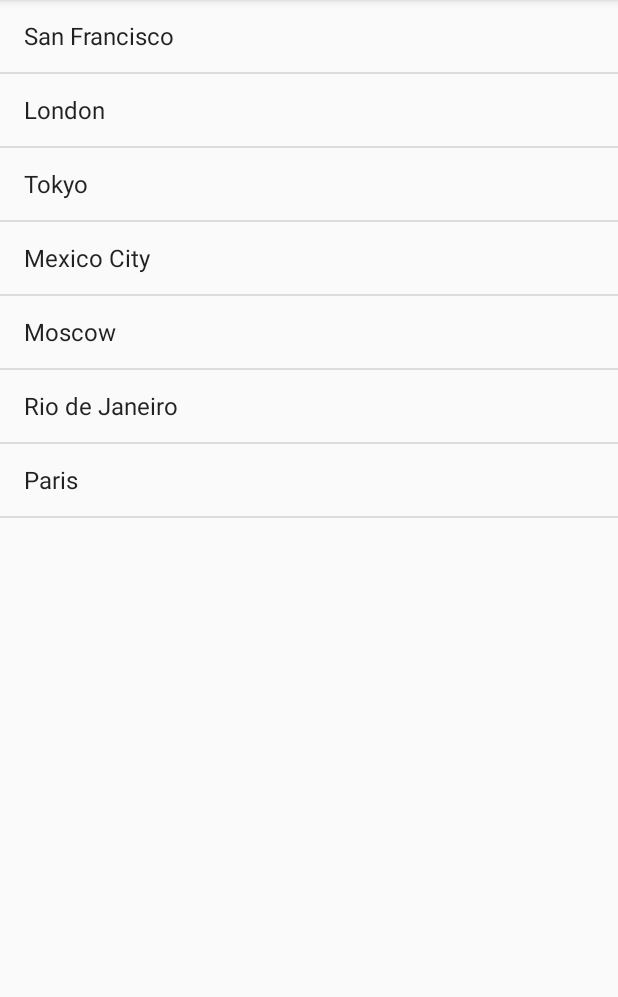
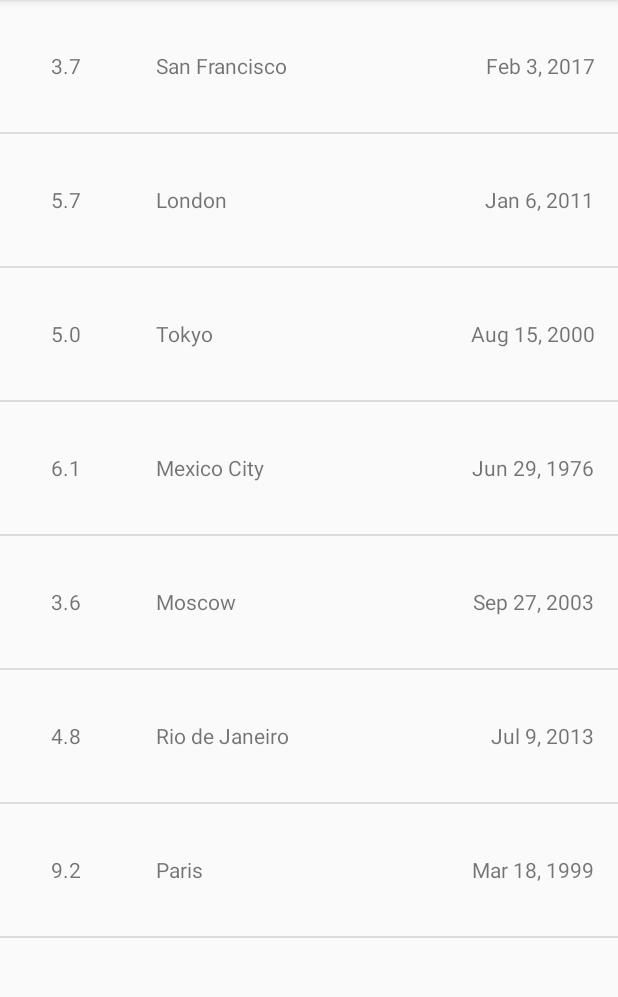
Before and after one commit to samhoffman848/udacity, an Android app: the screen it shows after launch (EarthquakeActivity), on a phone screen of 412 x 824 dp, the part 84-1081 px from its top. Run offline under Robolectric (Android 15) with nearby library versions, the phone set to English and light mode, and no system bars.

Commit message:
custom list adapter

```diff
--- a/QuakeReport/app/src/main/java/com/example/android/quakereport/EarthquakeActivity.java
+++ b/QuakeReport/app/src/main/java/com/example/android/quakereport/EarthquakeActivity.java
@@ -21,6 +21,7 @@ import android.widget.ArrayAdapter;
 import android.widget.ListView;
 
 import java.util.ArrayList;
+import java.util.Arrays;
 
 public class EarthquakeActivity extends AppCompatActivity {
 
@@ -32,21 +33,23 @@ public class EarthquakeActivity extends AppCompatActivity {
         setContentView(R.layout.earthquake_activity);
 
         // Create a fake list of earthquake locations.
-        ArrayList<String> earthquakes = new ArrayList<>();
-        earthquakes.add("San Francisco");
-        earthquakes.add("London");
-        earthquakes.add("Tokyo");
-        earthquakes.add("Mexico City");
-        earthquakes.add("Moscow");
-        earthquakes.add("Rio de Janeiro");
-        earthquakes.add("Paris");
+        ArrayList<QuakeItem> earthquakes = new ArrayList<>(
+                Arrays.asList(
+                        new QuakeItem(3.7, "San Francisco", "Feb 3, 2017"),
+                        new QuakeItem(5.7, "London", "Jan 6, 2011"),
+                        new QuakeItem(5, "Tokyo", "Aug 15, 2000"),
+                        new QuakeItem(6.1, "Mexico City", "Jun 29, 1976"),
+                        new QuakeItem(3.6, "Moscow", "Sep 27, 2003"),
+                        new QuakeItem(4.8, "Rio de Janeiro", "Jul 9, 2013"),
+                        new QuakeItem(9.2, "Paris", "Mar 18, 1999")
+                )
+        );
 
         // Find a reference to the {@link ListView} in the layout
         ListView earthquakeListView = (ListView) findViewById(R.id.list);
 
         // Create a new {@link ArrayAdapter} of earthquakes
-        ArrayAdapter<String> adapter = new ArrayAdapter<String>(
-                this, android.R.layout.simple_list_item_1, earthquakes);
+        QuakeAdapter adapter = new QuakeAdapter(this, earthquakes);
 
         // Set the adapter on the {@link ListView}
         // so the list can be populated in the user interface
--- /dev/null
+++ b/QuakeReport/app/src/main/java/com/example/android/quakereport/QuakeAdapter.java
@@ -0,0 +1,43 @@
+package com.example.android.quakereport;
+
+import android.app.Activity;
+import android.support.annotation.NonNull;
+import android.support.annotation.Nullable;
+import android.view.LayoutInflater;
+import android.view.View;
+import android.view.ViewGroup;
+import android.widget.ArrayAdapter;
+import android.widget.TextView;
+
+import java.util.ArrayList;
+
+public class QuakeAdapter extends ArrayAdapter<QuakeItem>{
+    public QuakeAdapter(Activity context, ArrayList<QuakeItem> quakeItems){
+        super(context, 0, quakeItems);
+    }
+
+    @NonNull
+    @Override
+    public View getView(int position, @Nullable View convertView, @NonNull ViewGroup parent){
+        View listItemView = convertView;
+
+        if(listItemView == null){
+            listItemView = LayoutInflater.from(getContext()).inflate(
+                    R.layout.list_item, parent, false
+            );
+        }
+
+        QuakeItem currentItem = getItem(position);
+
+        TextView magnitudeTextView = (TextView) listItemView.findViewById(R.id.magnitudeView);
+        magnitudeTextView.setText(String.valueOf(currentItem.getMagnitude()));
+
+        TextView locationTextView = (TextView) listItemView.findViewById(R.id.locationView);
+        locationTextView.setText(currentItem.getLocation());
+
+        TextView timeTextView = (TextView) listItemView.findViewById(R.id.timeView);
+        timeTextView.setText(currentItem.getTime());
+
+        return listItemView;
+    }
+}
--- /dev/null
+++ b/QuakeReport/app/src/main/java/com/example/android/quakereport/QuakeItem.java
@@ -0,0 +1,25 @@
+package com.example.android.quakereport;
+
+public class QuakeItem {
+    private double mMag;
+    private String mLocation;
+    private String mTime;
+
+    public QuakeItem(double mag, String location, String time){
+        mMag = mag;
+        mLocation = location;
+        mTime = time;
+    }
+
+    public double getMagnitude(){
+        return mMag;
+    }
+
+    public String getLocation(){
+        return mLocation;
+    }
+
+    public String getTime(){
+        return mTime;
+    }
+}
--- a/QuakeReport/app/src/main/res/layout/list_item.xml
+++ b/QuakeReport/app/src/main/res/layout/list_item.xml
@@ -8,19 +8,27 @@
     <TextView
         android:id="@+id/magnitudeView"
         android:layout_width="@dimen/item_height"
-        android:layout_height="match_parent"/>
+        android:layout_height="match_parent"
+        android:gravity="center"
+        android:padding="@dimen/item_padding"
+        android:text="dummy"/>
 
     <TextView
         android:id="@+id/locationView"
         android:layout_width="0dp"
         android:layout_height="match_parent"
-        android:layout_weight="1"/>
+        android:layout_weight="1"
+        android:gravity="center_vertical"
+        android:padding="@dimen/item_padding"
+        android:text="dummy"/>
 
     <TextView
         android:id="@+id/timeView"
         android:layout_width="0dp"
         android:layout_height="match_parent"
         android:layout_weight="1"
-        android:layout_gravity="end"/>
+        android:gravity="center_vertical|right"
+        android:padding="@dimen/item_padding"
+        android:text="dummy"/>
 
 </LinearLayout>
--- a/QuakeReport/app/src/main/res/values/dimens.xml
+++ b/QuakeReport/app/src/main/res/values/dimens.xml
@@ -1,4 +1,5 @@
 <?xml version="1.0" encoding="utf-8"?>
 <resources>
     <dimen name="item_height">88dp</dimen>
+    <dimen name="item_padding">16dp</dimen>
 </resources>
```
